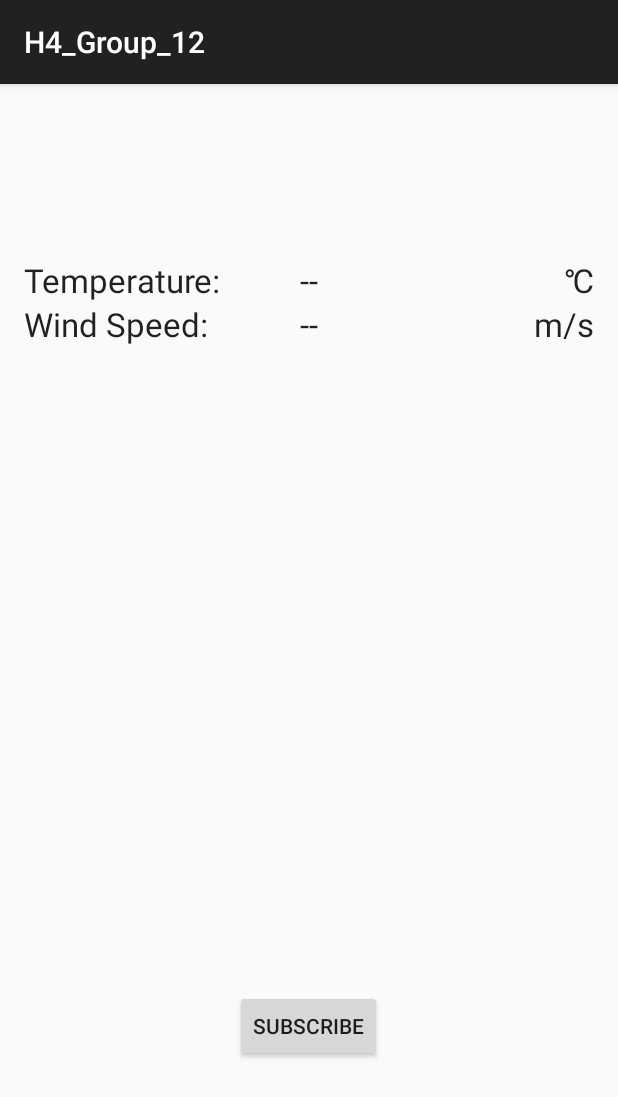
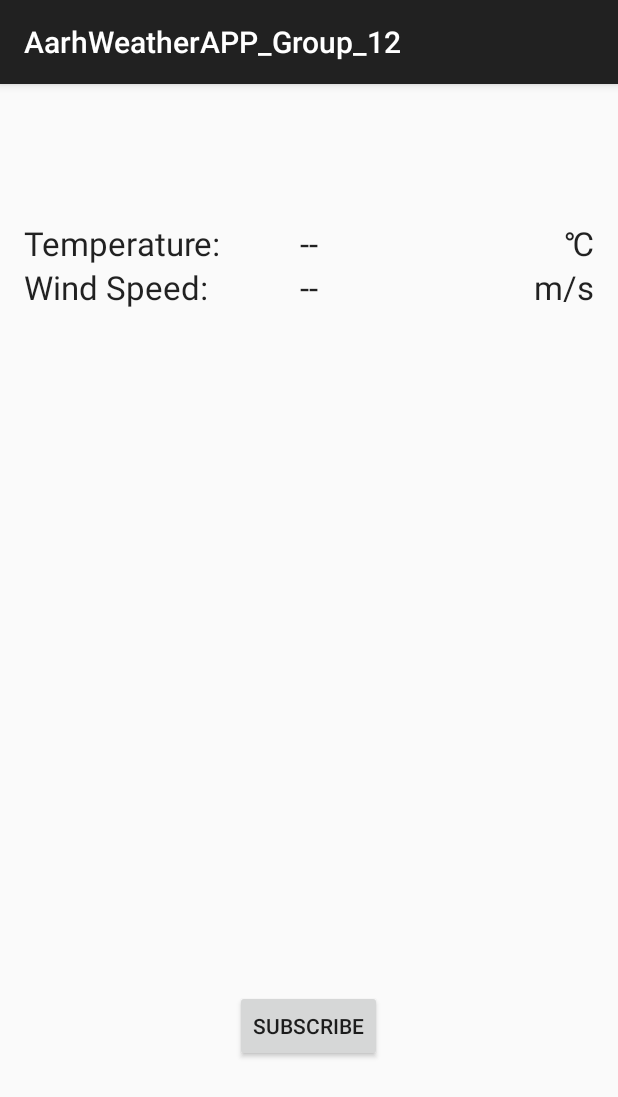
Before and after one commit to victornie92/ITSMAP_E15, an Android app: the screen it shows after launch (MainActivity), on a phone screen of 412 x 824 dp. Shown: the top 1097 px of the screen. Run offline under Robolectric (Android 15) with nearby library versions, the phone set to English and light mode, and no system bars; 1 statement that could not run was skipped.

Commit message:
Small updates and added comments
Updated to aarhus, right app name and added comments

```diff
--- a/H4_Group_12/app/src/main/res/layout/activity_main.xml
+++ b/H4_Group_12/app/src/main/res/layout/activity_main.xml
@@ -20,7 +20,7 @@
         android:layout_height="wrap_content"
         android:layout_alignParentTop="true"
         android:layout_centerHorizontal="true"
-        android:layout_marginTop="100dp"
+        android:layout_marginTop="75dp"
         android:id="@+id/tempValue" />
 
     <TextView
@@ -58,7 +58,7 @@
         android:layout_width="wrap_content"
         android:layout_height="wrap_content"
         android:textAppearance="?android:attr/textAppearanceLarge"
-        android:text="\u2103"
+        android:text="@string/Centius"
         android:id="@+id/tempUnit"
         android:layout_above="@+id/windSpeed"
         android:layout_alignParentRight="true"
@@ -68,7 +68,7 @@
         android:layout_width="wrap_content"
         android:layout_height="wrap_content"
         android:textAppearance="?android:attr/textAppearanceLarge"
-        android:text="m/s"
+        android:text="@string/Velocity"
         android:id="@+id/textView3"
         android:layout_below="@+id/tempUnit"
         android:layout_alignParentRight="true"
--- a/H4_Group_12/app/src/main/res/values/strings.xml
+++ b/H4_Group_12/app/src/main/res/values/strings.xml
@@ -1,7 +1,9 @@
 <resources>
-    <string name="app_name">H4_Group_12</string>
+    <string name="app_name">AarhWeatherAPP_Group_12</string>
     <string name="action_settings">d</string>
     <string name="tempValue">--</string>
     <string name="windSpeed">--</string>
     <string name="subBtnText">Subscribe</string>
+    <string name="Centius">℃</string>
+    <string name="Velocity">m/s</string>
 </resources>
```
Also changed, not shown: H4_Group_12/app/src/main/java/com/example/test/h4_group_12/HTTPhandler.java (+4 -3 lines), H4_Group_12/app/src/main/java/com/example/test/h4_group_12/MainActivity.java (+6 -0 lines), H4_Group_12/app/src/main/java/com/example/test/h4_group_12/WeatherService.java (+14 -7 lines).
